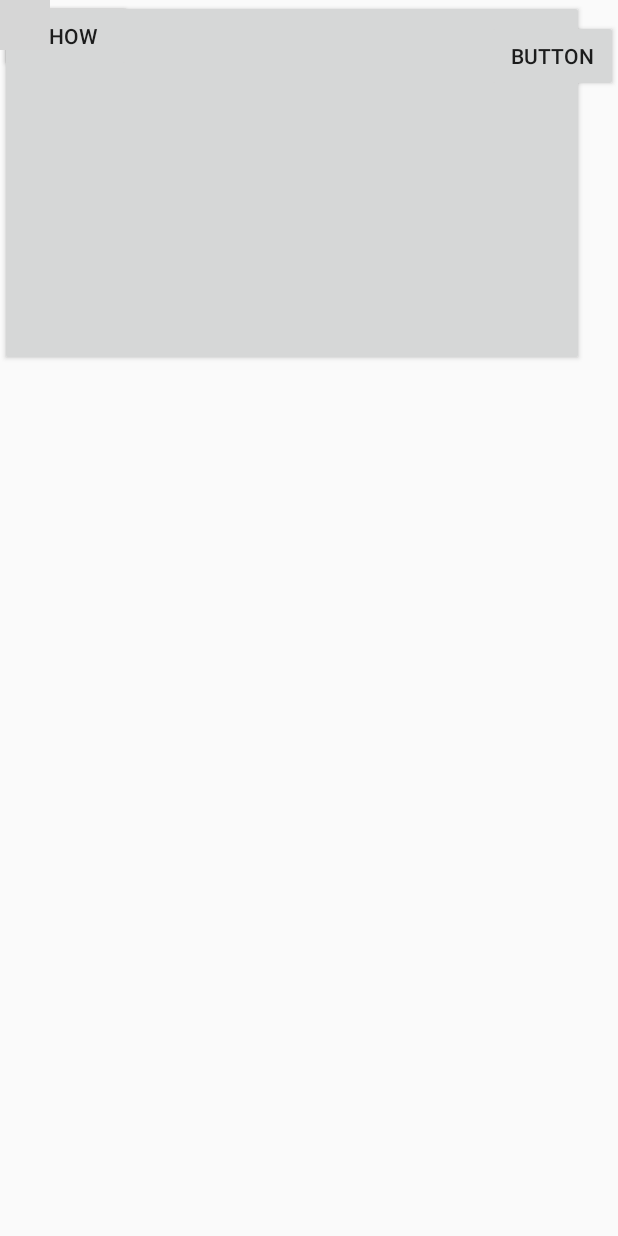
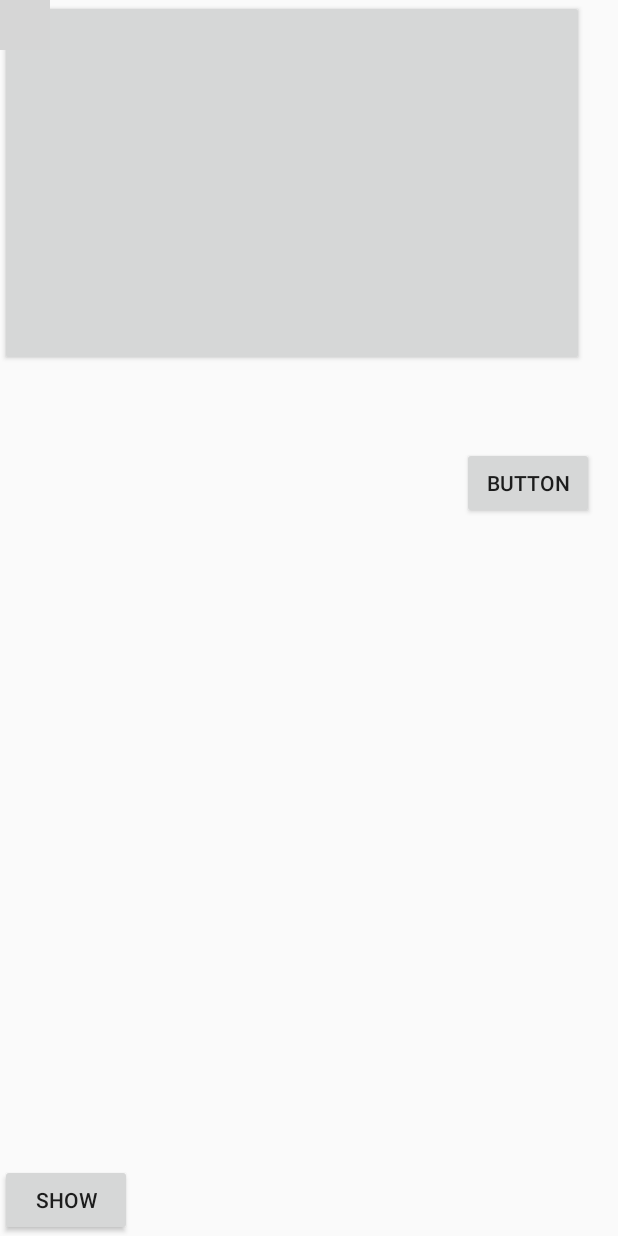
Before and after one commit to vBubbaa/android-mouse, an Android app: the layout content_main.xml on its own in the app's theme, with its tools: preview values and no code run, on a phone screen of 412 x 824 dp. Run offline under Robolectric (Android 15) with nearby library versions, the phone set to English and light mode, and no system bars; grey boxes are pictures that could not be loaded.

Commit message:
Switched the view to portrait mode / finely adjusted the X and Y coordinates taken in from OpenCV to 'MoveCursor' function and 'autoClick'

```diff
--- a/app/src/main/res/layout/content_main.xml
+++ b/app/src/main/res/layout/content_main.xml
@@ -6,6 +6,7 @@
     android:layout_height="match_parent"
     app:layout_behavior="@string/appbar_scrolling_view_behavior"
     tools:context=".MainActivity"
+    android:screenOrientation="portrait">
     >
 
     <ImageView
@@ -24,8 +25,10 @@
         android:alpha="0"
         app:layout_constraintBottom_toBottomOf="parent"
         app:layout_constraintEnd_toEndOf="parent"
+        app:layout_constraintHorizontal_bias="0.501"
         app:layout_constraintStart_toStartOf="parent"
-        app:layout_constraintTop_toTopOf="parent"></org.opencv.android.JavaCameraView>
+        app:layout_constraintTop_toTopOf="parent"
+        app:layout_constraintVertical_bias="0.0"></org.opencv.android.JavaCameraView>
 
     <Button
         android:id="@+id/mybutton"
@@ -43,18 +46,18 @@
         android:text="Button"
         app:layout_constraintBottom_toBottomOf="@+id/CameraView"
         app:layout_constraintEnd_toEndOf="parent"
-        app:layout_constraintHorizontal_bias="1.0"
+        app:layout_constraintHorizontal_bias="0.95"
         app:layout_constraintStart_toStartOf="parent"
         app:layout_constraintTop_toTopOf="parent"
-        app:layout_constraintVertical_bias="0.025" />
+        app:layout_constraintVertical_bias="0.949" />
 
     <Button
         android:id="@+id/buttonShow"
         android:layout_width="wrap_content"
         android:layout_height="wrap_content"
         android:text="Show"
-        tools:layout_editor_absoluteX="188dp"
-        tools:layout_editor_absoluteY="313dp" />
+        app:layout_constraintBottom_toBottomOf="parent"
+        tools:layout_editor_absoluteX="151dp" />
 
 
 </androidx.constraintlayout.widget.ConstraintLayout>
```
Also changed, not shown: app/src/main/java/com/tylerjames/meeting2progress/MainActivity.java (+8 -0 lines), 9 other files.
